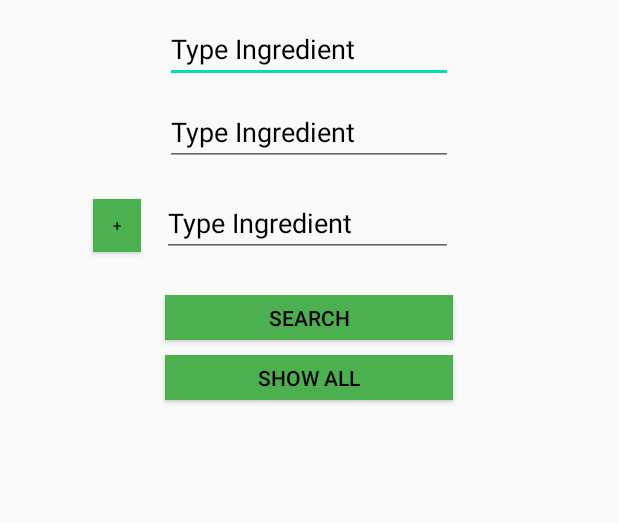
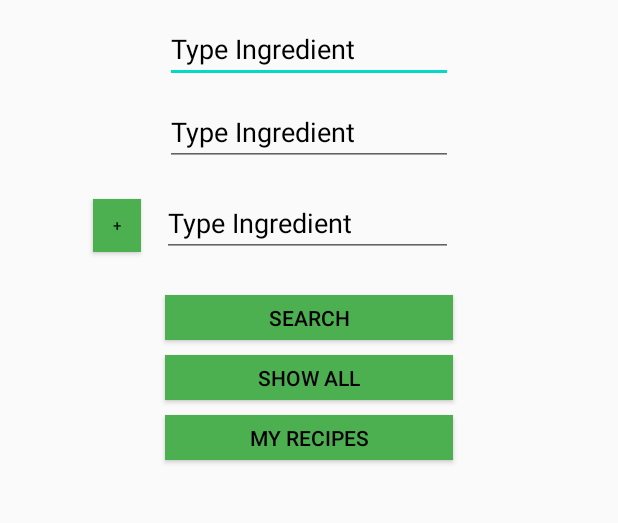
Before and after one commit to MaximKlameth/RecipeFinder, an Android app: the RecipeSearchActivity screen opened directly, with no data from a screen before it, on a phone screen of 412 x 824 dp, the part 302-825 px from its top. Run offline under Robolectric (Android 15) with nearby library versions, the phone set to English and light mode, and no system bars.

```diff
--- a/app/src/main/java/net/lehre_online/android/recipefinder1/RecipeMemoDbHelper.java
+++ b/app/src/main/java/net/lehre_online/android/recipefinder1/RecipeMemoDbHelper.java
@@ -44,7 +44,7 @@ public class RecipeMemoDbHelper extends SQLiteOpenHelper{
 
     public static final String COLUMN_REZ_MAIL_ID = "rez_mail_id";
     public static final String COLUMN_MAIL = "rez_mail";
-    public static final String COLUMN_ID_REZM  = "id_rezm";
+    public static final String COLUMN_NAME_REZ  = "name_rez";
 
 
 
@@ -80,8 +80,8 @@ public class RecipeMemoDbHelper extends SQLiteOpenHelper{
             "CREATE TABLE " + TABLE_REZEPT_MAIL +
                     "(" + COLUMN_REZ_MAIL_ID + " INTEGER PRIMARY KEY AUTOINCREMENT, " +
                     COLUMN_MAIL + " TEXT NOT NULL, " +
-                    COLUMN_ID_REZM + " INTEGER NOT NULL, " +
-                    "FOREIGN KEY(id_rezm) REFERENCES rezept(rez_id));";
+                    COLUMN_NAME_REZ + " TEXT NOT NULL, " +
+                    "FOREIGN KEY(name_rez) REFERENCES rezept(rez_name));";
 
 
 
@@ -150,13 +150,15 @@ public class RecipeMemoDbHelper extends SQLiteOpenHelper{
 
     public Cursor getRecipeMailFit(String mail){
         SQLiteDatabase db = this.getWritableDatabase();
-        Cursor fitRezMail = db.rawQuery("Select rez_name from " + TABLE_REZEPT + " Join " + TABLE_REZEPT_MAIL + " ON rez_id = id_rezm WHERE rez_mail like '" + mail + "';" , null);
+        Cursor fitRezMail = db.rawQuery("Select rez_name from " + TABLE_REZEPT + " Join " + TABLE_REZEPT_MAIL + " ON rez_name = name_rez WHERE rez_mail like '" + mail + "';" , null);
         return fitRezMail;
     }
 
+
     public void safeRecipe(String mail, String rezeptid){
         SQLiteDatabase db = this.getWritableDatabase();
-        db.execSQL("INSERT INTO " + TABLE_REZEPT_MAIL +  " (rez_mail, id_rezm) VALUES(" + mail + ", " + rezeptid + " );");
+        Log.d(LOG_TAG, "Der Datensatz: " + mail + rezeptid + " wurde angelegt.");
+        db.execSQL("INSERT INTO " + TABLE_REZEPT_MAIL +  " (rez_mail, name_rez) VALUES('" + mail + "', '" + rezeptid + "' );");
     }
 
 
--- a/app/src/main/java/net/lehre_online/android/recipefinder1/RecipeResultActivity.java
+++ b/app/src/main/java/net/lehre_online/android/recipefinder1/RecipeResultActivity.java
@@ -57,7 +57,6 @@ public class RecipeResultActivity extends AppCompatActivity {
         RezeptZutaten = getIntent().getExtras().getString("Text_RecipeIngredientsList");
         textview2.setText("Beschreibung: " + bezeichnung);
 
-        /*
 
         btn_safe = findViewById(R.id.Button_SafeRecipe);
         btn_safe.setOnClickListener(new View.OnClickListener() {
@@ -68,7 +67,7 @@ public class RecipeResultActivity extends AppCompatActivity {
             }
         });
 
-         */
+
     }
 
 
--- a/app/src/main/res/layout/recipe_search.xml
+++ b/app/src/main/res/layout/recipe_search.xml
@@ -155,5 +155,17 @@
         android:textColor="#000000"
         android:background="#4CAF50"/>
 
+    <Button
+        android:id="@+id/Button_My_Recipes"
+        android:layout_width="match_parent"
+        android:layout_height="30dp"
+        android:layout_marginTop="10dp"
+        android:layout_marginLeft="60dp"
+        android:layout_marginRight="60dp"
+        android:text="@string/Button_MyRecipes"
+        android:gravity="center"
+        android:textColor="#000000"
+        android:background="#4CAF50"/>
+
 
 </LinearLayout>
--- a/app/src/main/res/values/strings.xml
+++ b/app/src/main/res/values/strings.xml
@@ -5,6 +5,11 @@
 
     <string name="Button_LetsCook">Lets Cook</string>
     <string name="mailText">E-Mail</string>
+    <string name="safeText">Safe Recipe</string>
+    <string name="Button_MyRecipes">My Recipes</string>
+
+
+
 
 
     <string name="Button_Search">Search</string>
@@ -21,8 +26,6 @@
     <string name="Text_Rezept1">Rezept1</string>
     <string name="Text_RecipeIngredients">Recipe</string>
 
-    //SQLs
-    <string name="spagetthie">"INSERT INTO " + TABLE_REZEPT + " (rez_id, rez_name, rez_beschreibung, rez_dauer, rez_kalorien) VALUES (1, 'Spaghetti Bolognese', 'beschreibung', '45min', '754');"</string>
 
 
 </resources>
```
Also changed, not shown: app/src/main/java/net/lehre_online/android/recipefinder1/RecipeSearchActivity.java (+27 -1 lines), app/src/main/res/layout/recipe_result.xml (+14 -8 lines).
